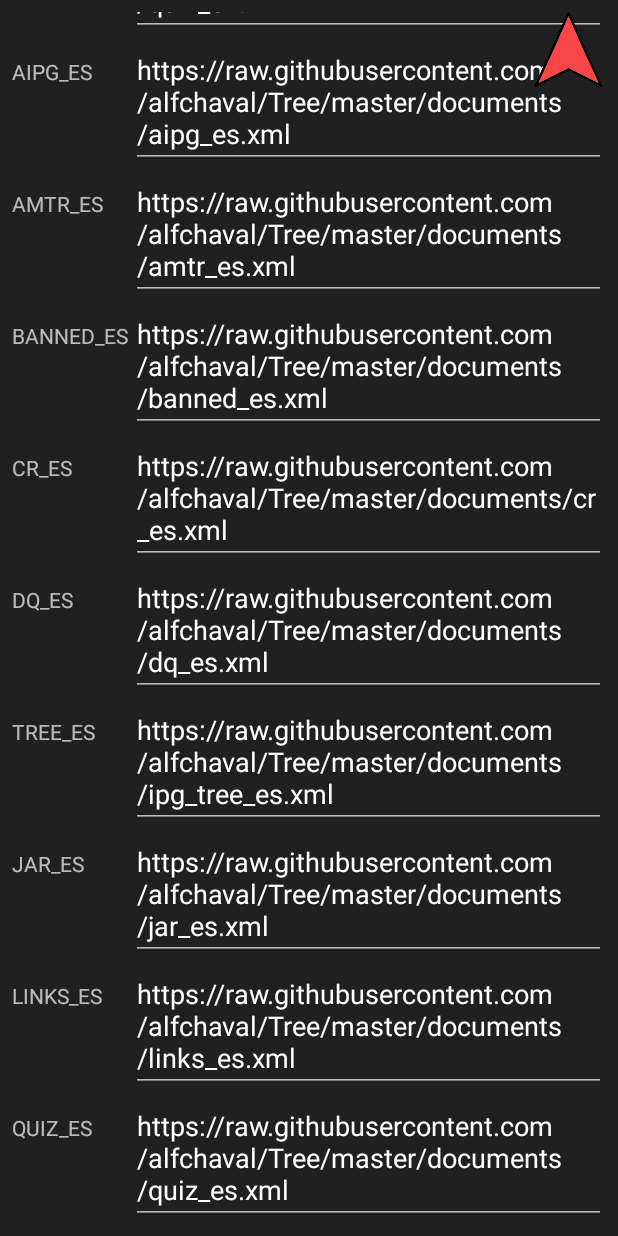
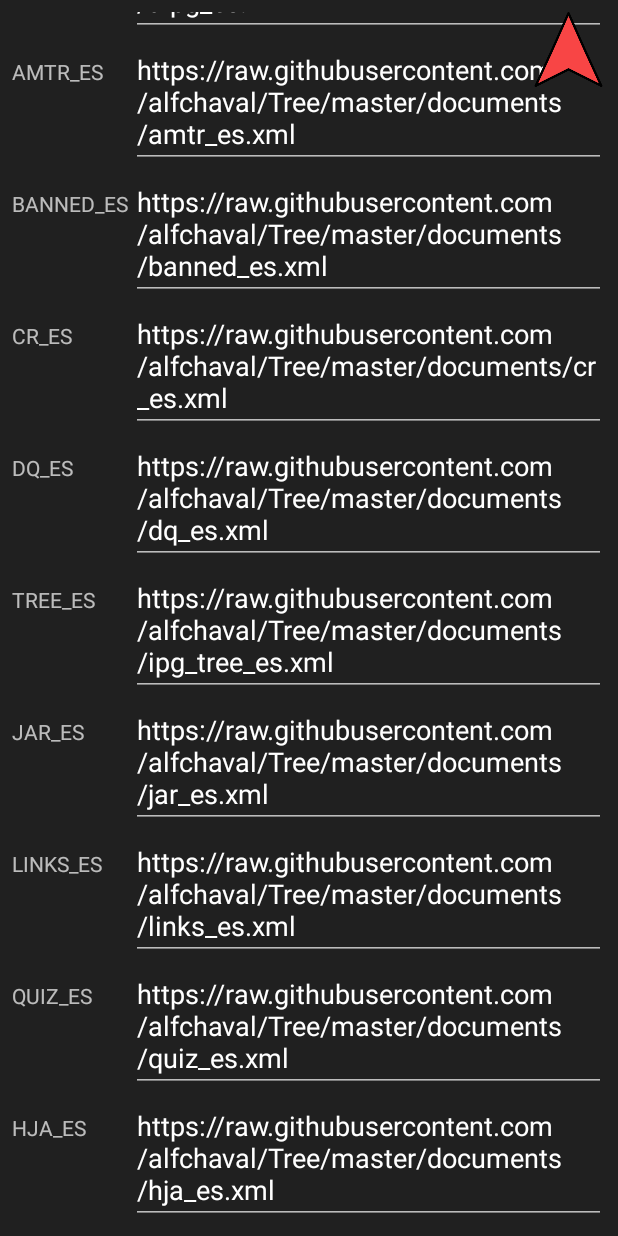
Before and after one commit to alfchaval/IPGTree, an Android app: the AdvancedSettingsActivity screen opened directly, with no data from a screen before it, after a tap on an icon or button, on a phone screen of 412 x 824 dp. Run offline under Robolectric (Android 15) with nearby library versions, the phone set to English and light mode, and no system bars; libraries missing offline, so code that uses them is left out: org.apache.commons; 1 statement that could not run was skipped.

Commit message:
15-11-2019

```diff
--- a/app/src/main/java/mtg/judge/ipgtree/Activities/AdvancedSettingsActivity.java
+++ b/app/src/main/java/mtg/judge/ipgtree/Activities/AdvancedSettingsActivity.java
@@ -60,8 +60,8 @@
     private Button btn_save, btn_unlockftp;
     private CheckBox cb_ftp;
     private EditText edt_server, edt_user, edt_password, edt_codeftp, edt_news,
-            edt_aipg_en, edt_amtr_en, edt_banned_en, edt_cr_en, edt_dq_en, edt_tree_en, edt_jar_en, edt_links_en, edt_quiz_en,
-            edt_aipg_es, edt_amtr_es, edt_banned_es, edt_cr_es, edt_dq_es, edt_tree_es, edt_jar_es, edt_links_es, edt_quiz_es;
+            edt_aipg_en, edt_amtr_en, edt_banned_en, edt_cr_en, edt_dq_en, edt_tree_en, edt_jar_en, edt_links_en, edt_quiz_en, edt_hja_en,
+            edt_aipg_es, edt_amtr_es, edt_banned_es, edt_cr_es, edt_dq_es, edt_tree_es, edt_jar_es, edt_links_es, edt_quiz_es, edt_hja_es;
     private TextView txv_codeftp, txv_ftptitle_one, txv_ftptitle_two;
     private LinearLayout ll_server_code, ll_server_settings;
     private ScrollView scroll;
@@ -128,6 +128,7 @@
         ll_server_code = findViewById(R.id.ll_server_code);
         ll_server_settings = findViewById(R.id.ll_server_settings);
         edt_news = findViewById(R.id.edt_news);
+
         edt_aipg_en = findViewById(R.id.edt_aipg_en);
         edt_amtr_en = findViewById(R.id.edt_amtr_en);
         edt_banned_en = findViewById(R.id.edt_banned_en);
@@ -137,6 +138,8 @@
         edt_jar_en = findViewById(R.id.edt_jar_en);
         edt_links_en = findViewById(R.id.edt_links_en);
         edt_quiz_en = findViewById(R.id.edt_quiz_en);
+        edt_hja_en = findViewById(R.id.edt_hja_en);
+
         edt_aipg_es = findViewById(R.id.edt_aipg_es);
         edt_amtr_es = findViewById(R.id.edt_amtr_es);
         edt_banned_es = findViewById(R.id.edt_banned_es);
@@ -146,6 +149,8 @@
         edt_jar_es = findViewById(R.id.edt_jar_es);
         edt_links_es = findViewById(R.id.edt_links_es);
         edt_quiz_es = findViewById(R.id.edt_quiz_es);
+        edt_hja_es = findViewById(R.id.edt_hja_es);
+
         scroll = findViewById(R.id.scroll);
         imv_arrow_down = findViewById(R.id.imv_arrow_down);
         imv_arrow_up = findViewById(R.id.imv_arrow_up);
@@ -162,6 +167,7 @@
         edt_password.setHint(Repository.StringMap(62));
         SharedPreferences preferences = getSharedPreferences(Repository.KEY_PREFERENCES, MODE_PRIVATE);
         edt_news.setText(preferences.getString(Repository.KEY_NEWS, Repository.URL_NEWS));
+
         edt_aipg_en.setText(preferences.getString(Repository.KEY_AIPG_EN, Repository.URL_AIPG_EN));
         edt_amtr_en.setText(preferences.getString(Repository.KEY_AMTR_EN, Repository.URL_AMTR_EN));
         edt_banned_en.setText(preferences.getString(Repository.KEY_BANNED_EN, Repository.URL_BANNED_EN));
@@ -171,6 +177,8 @@
         edt_jar_en.setText(preferences.getString(Repository.KEY_JAR_EN, Repository.URL_JAR_EN));
         edt_links_en.setText(preferences.getString(Repository.KEY_LINKS_EN, Repository.URL_LINKS_EN));
         edt_quiz_en.setText(preferences.getString(Repository.KEY_QUIZ_EN, Repository.URL_QUIZ_EN));
+        edt_hja_en.setText(preferences.getString(Repository.KEY_HJA_EN, Repository.URL_HJA_EN));
+
         edt_aipg_es.setText(preferences.getString(Repository.KEY_AIPG_ES, Repository.URL_AIPG_ES));
         edt_amtr_es.setText(preferences.getString(Repository.KEY_AMTR_ES, Repository.URL_AMTR_ES));
         edt_banned_es.setText(preferences.getString(Repository.KEY_BANNED_ES, Repository.URL_BANNED_ES));
@@ -180,6 +188,7 @@
         edt_jar_es.setText(preferences.getString(Repository.KEY_JAR_ES, Repository.URL_JAR_ES));
         edt_links_es.setText(preferences.getString(Repository.KEY_LINKS_ES, Repository.URL_LINKS_ES));
         edt_quiz_es.setText(preferences.getString(Repository.KEY_QUIZ_ES, Repository.URL_QUIZ_ES));
+        edt_hja_es.setText(preferences.getString(Repository.KEY_HJA_ES, Repository.URL_HJA_ES));
     }
 
     private void loadRepositoryData() {
@@ -205,6 +214,7 @@
             public void onClick(View v) {
                 SharedPreferences.Editor editor = getSharedPreferences(Repository.KEY_PREFERENCES, MODE_PRIVATE).edit();
                 editor.putString(Repository.KEY_NEWS, edt_news.getText().toString());
+
                 editor.putString(Repository.KEY_AIPG_EN, edt_aipg_en.getText().toString());
                 editor.putString(Repository.KEY_AMTR_EN, edt_amtr_en.getText().toString());
                 editor.putString(Repository.KEY_BANNED_EN, edt_banned_en.getText().toString());
@@ -214,6 +224,8 @@
                 editor.putString(Repository.KEY_JAR_EN, edt_jar_en.getText().toString());
                 editor.putString(Repository.KEY_LINKS_EN, edt_links_en.getText().toString());
                 editor.putString(Repository.KEY_QUIZ_EN, edt_quiz_en.getText().toString());
+                editor.putString(Repository.KEY_HJA_EN, edt_hja_en.getText().toString());
+
                 editor.putString(Repository.KEY_AIPG_ES, edt_aipg_es.getText().toString());
                 editor.putString(Repository.KEY_AMTR_ES, edt_amtr_es.getText().toString());
                 editor.putString(Repository.KEY_BANNED_ES, edt_banned_es.getText().toString());
@@ -223,6 +235,8 @@
                 editor.putString(Repository.KEY_JAR_ES, edt_jar_es.getText().toString());
                 editor.putString(Repository.KEY_LINKS_ES, edt_links_es.getText().toString());
                 editor.putString(Repository.KEY_QUIZ_ES, edt_quiz_es.getText().toString());
+                editor.putString(Repository.KEY_HJA_ES, edt_hja_es.getText().toString());
+
                 editor.apply();
                 if (ContextCompat.checkSelfPermission(AdvancedSettingsActivity.this, Manifest.permission.INTERNET) == PackageManager.PERMISSION_GRANTED
                         && ContextCompat.checkSelfPermission(AdvancedSettingsActivity.this, Manifest.permission.READ_EXTERNAL_STORAGE) == PackageManager.PERMISSION_GRANTED
--- a/app/src/main/java/mtg/judge/ipgtree/Activities/SettingsActivity.java
+++ b/app/src/main/java/mtg/judge/ipgtree/Activities/SettingsActivity.java
@@ -554,6 +554,8 @@
             documents.add(preferences.getString(Repository.KEY_JAR_EN, Repository.URL_JAR_EN));
             documents.add(preferences.getString(Repository.KEY_LINKS_EN, Repository.URL_LINKS_EN));
             documents.add(preferences.getString(Repository.KEY_QUIZ_EN, Repository.URL_QUIZ_EN));
+            documents.add(preferences.getString(Repository.KEY_HJA_EN, Repository.URL_HJA_EN));
+
             documents.add(preferences.getString(Repository.KEY_AIPG_ES, Repository.URL_AIPG_ES));
             documents.add(preferences.getString(Repository.KEY_AMTR_ES, Repository.URL_AMTR_ES));
             documents.add(preferences.getString(Repository.KEY_BANNED_ES, Repository.URL_BANNED_ES));
@@ -563,6 +565,7 @@
             documents.add(preferences.getString(Repository.KEY_JAR_ES, Repository.URL_JAR_ES));
             documents.add(preferences.getString(Repository.KEY_LINKS_ES, Repository.URL_LINKS_ES));
             documents.add(preferences.getString(Repository.KEY_QUIZ_ES, Repository.URL_QUIZ_ES));
+            documents.add(preferences.getString(Repository.KEY_HJA_ES, Repository.URL_HJA_ES));
             int count;
             InputStream input;
             OutputStream output;
--- a/app/src/main/java/mtg/judge/ipgtree/Repository.java
+++ b/app/src/main/java/mtg/judge/ipgtree/Repository.java
@@ -76,24 +76,30 @@
 
     //Preferences
     public static final String KEY_PREFERENCES = "key_preferences";
+
     public static final String KEY_P1LIFE = "key_p1life";
     public static final String KEY_P2LIFE = "key_p2life";
     public static final String KEY_P1POISON = "key_p1poison";
     public static final String KEY_P2POISON = "key_p2poison";
     public static final String KEY_P1LOG = "key_p1log";
     public static final String KEY_P2LOG = "key_p2log";
+
     public static final String KEY_LANGUAGE = "key_language";
     public static final String KEY_ANNOTATION = "key_annotation";
     public static final String KEY_DOWNLOADNEWS = "key_downloadnews";
+
     public static final String KEY_UNLOCKEDFTP = "key_unlockedftp";
     public static final String KEY_ALLOWFTP = "key_allowftp";
     public static final String KEY_FTPSERVER = "key_ftpserver";
     public static final String KEY_FTPUSER = "key_ftpuser";
     public static final String KEY_FTPPASSWORD = "key_ftppassword";
+
     public static final String KEY_MILLISECONDS = "key_milliseconds";
     public static final String KEY_STARTINGTIME = "key_startingtime";
     public static final String KEY_STARTEDCOUNTDOWN = "key_startedcountdown";
+
     public static final String KEY_NEWS = "key_news";
+
     public static final String KEY_AIPG_EN = "key_aipg_en";
     public static final String KEY_AMTR_EN = "key_amtr_en";
     public static final String KEY_BANNED_EN = "key_banned_en";
@@ -103,6 +109,8 @@
     public static final String KEY_JAR_EN = "key_jar_en";
     public static final String KEY_LINKS_EN = "key_links_en";
     public static final String KEY_QUIZ_EN = "key_quiz_en";
+    public static final String KEY_HJA_EN = "key_hja_en";
+
     public static final String KEY_AIPG_ES = "key_aipg_es";
     public static final String KEY_AMTR_ES = "key_amtr_es";
     public static final String KEY_BANNED_ES = "key_banned_es";
@@ -112,6 +120,8 @@
     public static final String KEY_JAR_ES = "key_jar_es";
     public static final String KEY_LINKS_ES = "key_links_es";
     public static final String KEY_QUIZ_ES = "key_quiz_es";
+    public static final String KEY_HJA_ES = "key_hja_es";
+
     public static final String KEY_LASTNEWS = "key_lastnews";
 
     //Oracle
--- a/app/src/main/res/layout/activity_advanced.xml
+++ b/app/src/main/res/layout/activity_advanced.xml
@@ -286,6 +286,19 @@
                 <TableRow>
 
                     <TextView
+                        android:text="HJA_EN"
+                        />
+
+                    <EditText
+                        android:id="@+id/edt_hja_en"
+                        android:layout_weight="1"
+                        />
+
+                </TableRow>
+
+                <TableRow>
+
+                    <TextView
                         android:text="AIPG_ES"
                         />
 
@@ -399,6 +412,19 @@
                         />
 
                 </TableRow>
+
+                <TableRow>
+
+                    <TextView
+                        android:text="HJA_ES"
+                        />
+
+                    <EditText
+                        android:id="@+id/edt_hja_es"
+                        android:layout_weight="1"
+                        />
+
+                </TableRow>
             </TableLayout>
         </LinearLayout>
 
```
Also changed, not shown: 1 other file.
